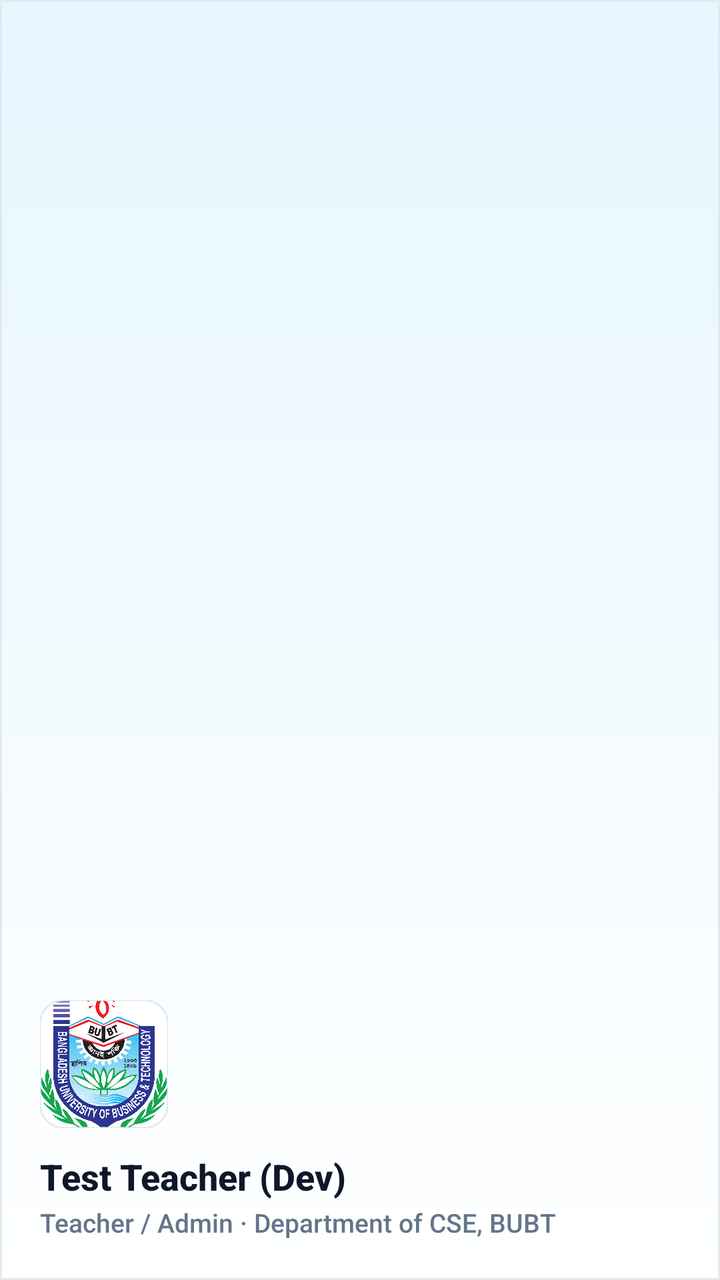
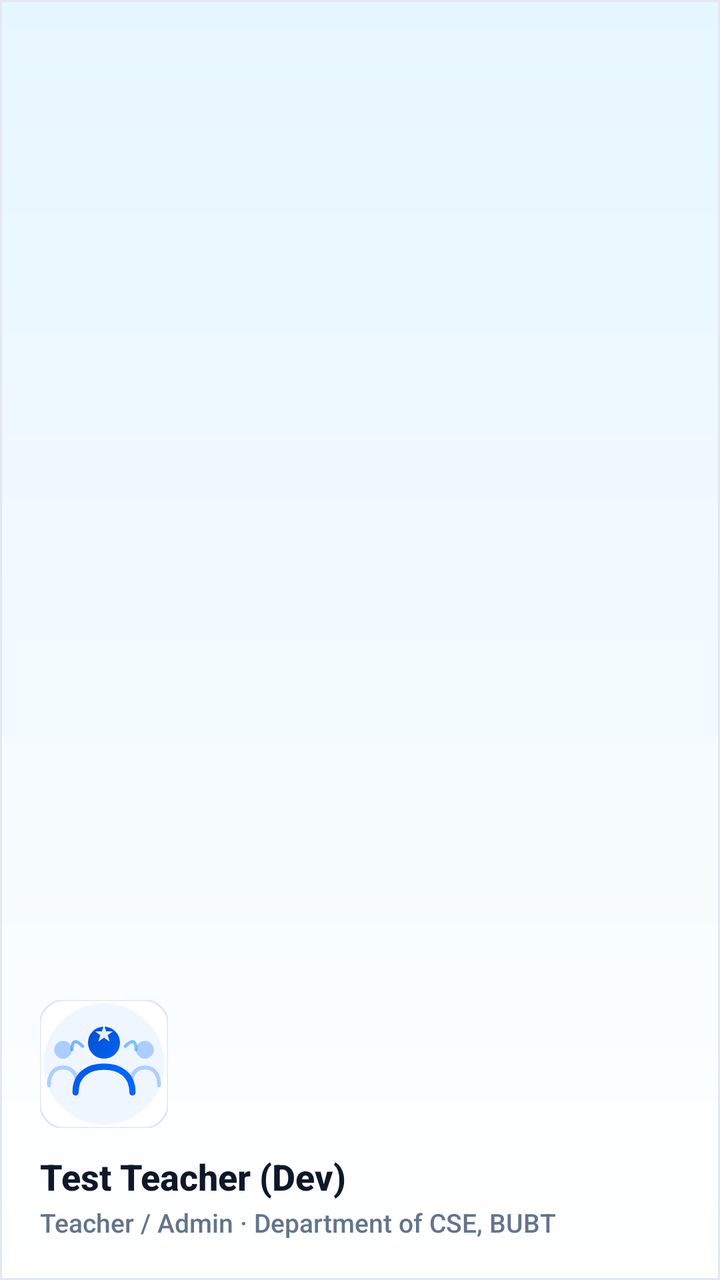

An Android layout rendered at two revisions. The XML below is the earlier revision; the diff shows what the commit changed to produce the second picture.
<!-- AndroidManifest.xml: application theme Theme.CRConnect -->
<!-- res/layout/nav_header.xml -->
<?xml version="1.0" encoding="utf-8"?>
<LinearLayout xmlns:android="http://schemas.android.com/apk/res/android"
    xmlns:app="http://schemas.android.com/apk/res-auto"
    android:layout_width="match_parent"
    android:layout_height="180dp"
    android:background="@drawable/bg_nav_header"
    android:gravity="bottom"
    android:orientation="vertical"
    android:padding="20dp">

    <com.google.android.material.imageview.ShapeableImageView
        android:id="@+id/imgNavHeaderProfile"
        android:layout_width="64dp"
        android:layout_height="64dp"
        android:src="@drawable/bubt_logo"
        android:scaleType="centerCrop"
        android:background="#FFFFFF"
        app:shapeAppearanceOverlay="@style/ShapeAppearance.Material3.Corner.Medium"
        app:strokeWidth="1dp"
        app:strokeColor="#E2E8F0"
        android:layout_marginBottom="12dp" />

    <TextView
        android:id="@+id/tvNavHeaderName"
        android:layout_width="wrap_content"
        android:layout_height="wrap_content"
        android:text="Test Teacher (Dev)"
        android:textColor="#0F172A"
        android:textSize="18sp"
        android:textStyle="bold"
        android:singleLine="true" />

    <TextView
        android:id="@+id/tvNavHeaderRole"
        android:layout_width="wrap_content"
        android:layout_height="wrap_content"
        android:text="Teacher / Admin · Department of CSE, BUBT"
        android:textColor="#64748B"
        android:textSize="13sp"
        android:layout_marginTop="2dp"
        android:singleLine="true" />

</LinearLayout>
<!-- resources referenced by this layout -->
<resources>
  <!-- drawable bg_nav_header (drawable) -->
  <?xml version="1.0" encoding="utf-8"?>
  <shape xmlns:android="http://schemas.android.com/apk/res/android"
      android:shape="rectangle">
      <gradient
          android:angle="270"
          android:startColor="#E6F6FF"
          android:endColor="#FFFFFF"
          android:type="linear" />
      <stroke android:width="1dp" android:color="#E2E8F0" />
  </shape>
  <!-- drawable bubt_logo: png bitmap (drawable, 173497 bytes) -->
  <style name="Theme.CRConnect" parent="Base.Theme.CRConnect" />
  <style name="Base.Theme.CRConnect" parent="Theme.Material3.DayNight.NoActionBar">
          <item name="colorPrimary">@color/primary</item>
          <item name="colorSecondary">@color/primary_pressed</item>
          <item name="android:windowBackground">@drawable/bg_gradient</item>
          <item name="colorSurface">@color/card_bg</item>
          <item name="elevationOverlayEnabled">false</item>
          <item name="colorOnSurface">@color/title_text</item>
          <item name="colorOnSurfaceVariant">@color/muted_text</item>
          <item name="colorError">@color/error_red</item>
          <item name="android:fontFamily">sans-serif-medium</item>
          <item name="fontFamily">sans-serif-medium</item>
          <item name="android:windowActivityTransitions">true</item>
          <item name="android:navigationBarColor">@android:color/transparent</item>
          <item name="android:statusBarColor">@android:color/transparent</item>
          <item name="android:windowLightStatusBar" tools:targetApi="m">true</item>
          <item name="android:windowLightNavigationBar" tools:targetApi="o_mr1">true</item>
      </style>
  <color name="primary">#0066FF</color>
  <color name="primary_pressed">#0052CC</color>
  <!-- drawable bg_gradient (drawable) -->
  <?xml version="1.0" encoding="utf-8"?>
  <shape xmlns:android="http://schemas.android.com/apk/res/android"
      android:shape="rectangle">
      <gradient
          android:angle="270"
          android:startColor="#7BD7FF"
          android:centerColor="#D1F2FF"
          android:endColor="#FFFFFF"
          android:type="linear" />
  </shape>
  <color name="card_bg">#FFFFFF</color>
  <color name="title_text">#0F172A</color>
  <color name="muted_text">#64748B</color>
  <color name="error_red">#DC2626</color>
</resources>

<!-- the commit's change to res/layout/nav_header.xml (unified diff, before → after) -->
@@ -12,7 +12,7 @@
         android:id="@+id/imgNavHeaderProfile"
         android:layout_width="64dp"
         android:layout_height="64dp"
-        android:src="@drawable/bubt_logo"
+        android:src="@drawable/ic_crconnect_logo"
         android:scaleType="centerCrop"
         android:background="#FFFFFF"
         app:shapeAppearanceOverlay="@style/ShapeAppearance.Material3.Corner.Medium"
<!-- resource entries referenced after the edit -->
@@ -11,12 +11,12 @@
           android:type="linear" />
       <stroke android:width="1dp" android:color="#E2E8F0" />
   </shape>
-  <!-- drawable bubt_logo: png bitmap (drawable, 173497 bytes) -->
+  <!-- drawable ic_crconnect_logo: vector/xml drawable (drawable, 4048 chars, omitted) -->
   <style name="Theme.CRConnect" parent="Base.Theme.CRConnect" />
   <style name="Base.Theme.CRConnect" parent="Theme.Material3.DayNight.NoActionBar">
           <item name="colorPrimary">@color/primary</item>
           <item name="colorSecondary">@color/primary_pressed</item>
-          <item name="android:windowBackground">@drawable/bg_gradient</item>
+          <item name="android:windowBackground">@color/background</item>
           <item name="colorSurface">@color/card_bg</item>
           <item name="elevationOverlayEnabled">false</item>
           <item name="colorOnSurface">@color/title_text</item>
@@ -32,17 +32,7 @@
       </style>
   <color name="primary">#0066FF</color>
   <color name="primary_pressed">#0052CC</color>
-  <!-- drawable bg_gradient (drawable) -->
-  <?xml version="1.0" encoding="utf-8"?>
-  <shape xmlns:android="http://schemas.android.com/apk/res/android"
-      android:shape="rectangle">
-      <gradient
-          android:angle="270"
-          android:startColor="#7BD7FF"
-          android:centerColor="#D1F2FF"
-          android:endColor="#FFFFFF"
-          android:type="linear" />
-  </shape>
+  <color name="background">#0A0D14</color>
   <color name="card_bg">#FFFFFF</color>
   <color name="title_text">#0F172A</color>
   <color name="muted_text">#64748B</color>
